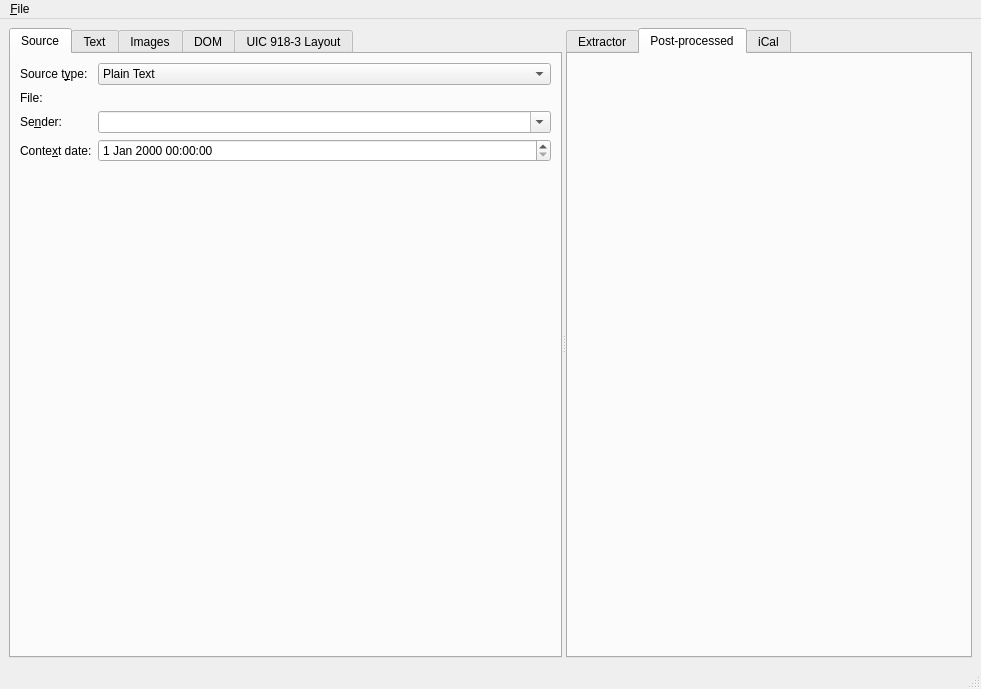
First picture: the form in src/mainwindow.ui, repository KDE/kitinerary-workbench, before the edit.
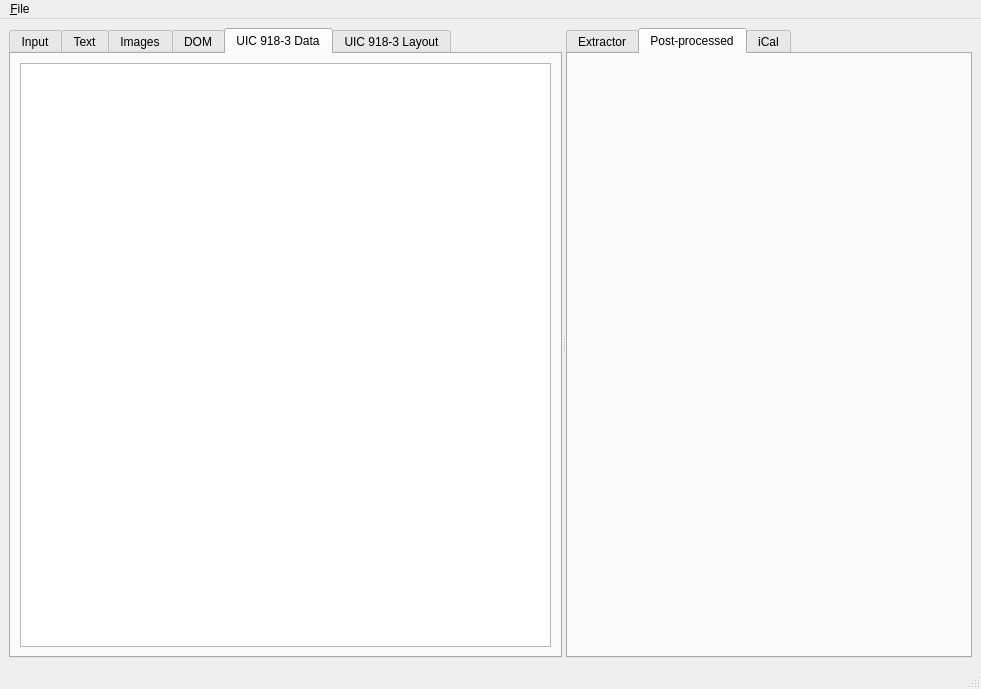
Second picture: the form after the edit. The open tabs and pages were chosen to show the change. Icons and pictures are not drawn. Custom widgets are drawn as their Qt base class.

Commit message: Show UIC 918.3 ticket data blocks

```diff
--- a/src/mainwindow.ui
+++ b/src/mainwindow.ui
@@ -29,7 +29,7 @@
        </property>
        <widget class="QWidget" name="sourceTab">
         <attribute name="title">
-         <string>Source</string>
+         <string>Input</string>
         </attribute>
         <layout class="QVBoxLayout" name="verticalLayout_2">
          <item>
@@ -210,6 +210,23 @@
          </item>
         </layout>
        </widget>
+       <widget class="QWidget" name="uic9183BlockTab">
+        <attribute name="title">
+         <string>UIC 918-3 Data</string>
+        </attribute>
+        <layout class="QVBoxLayout" name="verticalLayout_6">
+         <item>
+          <widget class="QTreeView" name="uic9183BlockView">
+           <property name="rootIsDecorated">
+            <bool>false</bool>
+           </property>
+           <attribute name="headerStretchLastSection">
+            <bool>false</bool>
+           </attribute>
+          </widget>
+         </item>
+        </layout>
+       </widget>
        <widget class="QWidget" name="ticketLayoutTab">
         <attribute name="title">
          <string>UIC 918-3 Layout</string>
```
The commit also changes 2 other files.
